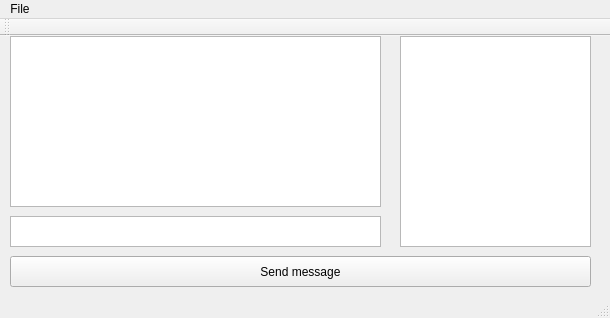
mswiders1/multitalk, file impl/cpp/multitalk/multitalkwindow.ui: the form before one commit.
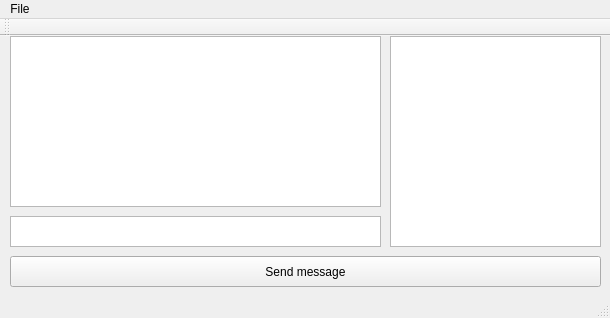
The form after the commit.

```diff
--- a/impl/cpp/multitalk/multitalkwindow.ui
+++ b/impl/cpp/multitalk/multitalkwindow.ui
@@ -37,22 +37,12 @@
      </rect>
     </property>
    </widget>
-   <widget class="QListView" name="listView">
-    <property name="geometry">
-     <rect>
-      <x>400</x>
-      <y>0</y>
-      <width>191</width>
-      <height>211</height>
-     </rect>
-    </property>
-   </widget>
    <widget class="QPushButton" name="pushButton">
     <property name="geometry">
      <rect>
       <x>10</x>
       <y>220</y>
-      <width>581</width>
+      <width>591</width>
       <height>31</height>
      </rect>
     </property>
@@ -60,6 +50,16 @@
      <string>Send message</string>
     </property>
    </widget>
+   <widget class="QListWidget" name="listWidget">
+    <property name="geometry">
+     <rect>
+      <x>390</x>
+      <y>0</y>
+      <width>211</width>
+      <height>211</height>
+     </rect>
+    </property>
+   </widget>
   </widget>
   <widget class="QMenuBar" name="menuBar">
    <property name="geometry">
```
